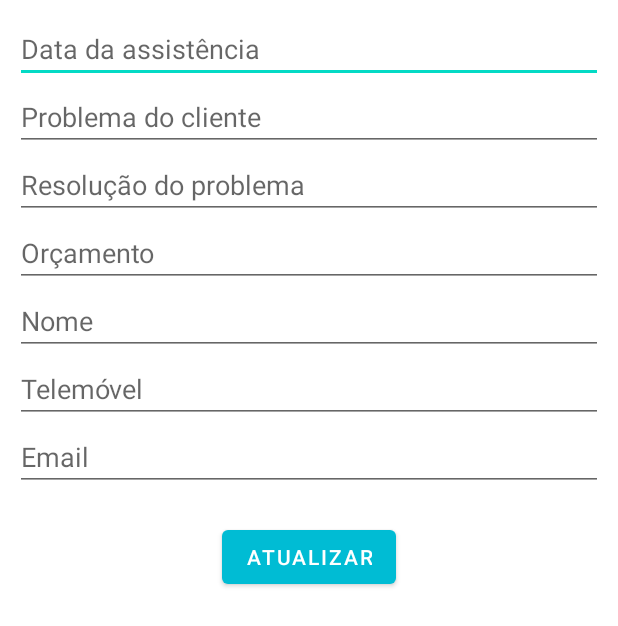
After one commit to joaofnferreira/GestAssiste, an Android app: the layout update_dialog.xml on its own in the app's theme, with its tools: preview values and no code run, on a phone screen of 412 x 824 dp. The commit adds this screen. Shown: the top 626 px of the screen. Run offline under Robolectric (Android 15) with nearby library versions, the phone set to English and light mode, and no system bars.

Commit message:
Implementação do update dos dados das assistências
Implementação do update dos dados das assistências

```diff
--- a/app/src/main/java/com/example/gestassiste/Consulta.kt
+++ b/app/src/main/java/com/example/gestassiste/Consulta.kt
@@ -59,6 +59,7 @@ class Consulta : AppCompatActivity() {
                             val intent = Intent(this@Consulta, AssistDetails::class.java)
 
                             //put extras
+                            intent.putExtra("idassitencia", assistList[position].idassitencia)
                             intent.putExtra("dataassitencia", assistList[position].dataassitencia)
                             intent.putExtra("problemacliente", assistList[position].problemacliente)
                             intent.putExtra("resolucao", assistList[position].resolucao)
--- /dev/null
+++ b/app/src/main/res/layout/update_dialog.xml
@@ -0,0 +1,67 @@
+<?xml version="1.0" encoding="utf-8"?>
+<LinearLayout xmlns:android="http://schemas.android.com/apk/res/android"
+    android:layout_width="match_parent"
+    android:layout_height="match_parent"
+    android:orientation = "vertical"
+    android:padding="10dp">
+
+    <EditText
+        android:id="@+id/dataassitencia"
+        android:layout_width="match_parent"
+        android:layout_height="wrap_content"
+        android:hint="Data da assistência"
+        />
+
+
+    <EditText
+        android:id="@+id/problemacliente"
+        android:layout_width="match_parent"
+        android:layout_height="wrap_content"
+        android:hint="Problema do cliente"
+        />
+
+    <EditText
+        android:id="@+id/resolucao"
+        android:layout_width="match_parent"
+        android:layout_height="wrap_content"
+        android:hint="Resolução do problema"
+        />
+
+    <EditText
+        android:id="@+id/orcamento"
+        android:layout_width="match_parent"
+        android:layout_height="wrap_content"
+        android:hint="Orçamento"
+        />
+
+    <EditText
+        android:id="@+id/nome"
+        android:layout_width="match_parent"
+        android:layout_height="wrap_content"
+        android:hint="Nome"
+        />
+
+    <EditText
+        android:id="@+id/telemovel"
+        android:layout_width="match_parent"
+        android:layout_height="wrap_content"
+        android:hint="Telemóvel"
+        />
+
+    <EditText
+        android:id="@+id/email"
+        android:layout_width="match_parent"
+        android:layout_height="wrap_content"
+        android:hint="Email"
+        />
+
+
+    <Button
+        android:id="@+id/btnUpdateData"
+        android:layout_width="wrap_content"
+        android:layout_height="wrap_content"
+        android:layout_gravity="center"
+        android:layout_marginTop="20dp"
+        android:text="Atualizar"/>
+
+</LinearLayout>
```
Also changed, not shown: app/src/main/java/com/example/gestassiste/AssistDetails.kt (+99 -4 lines), app/src/main/res/layout/assist_details.xml (+18 -0 lines).
